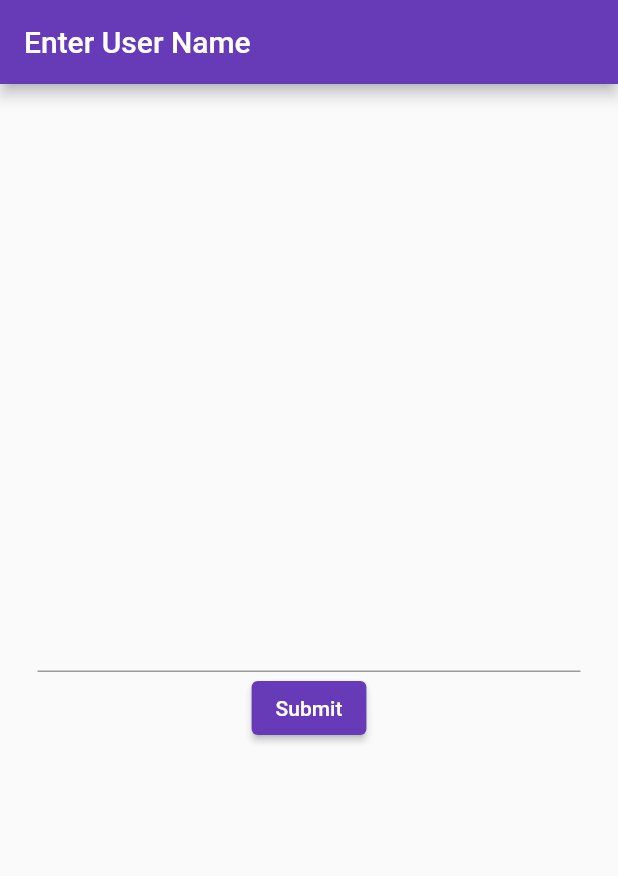
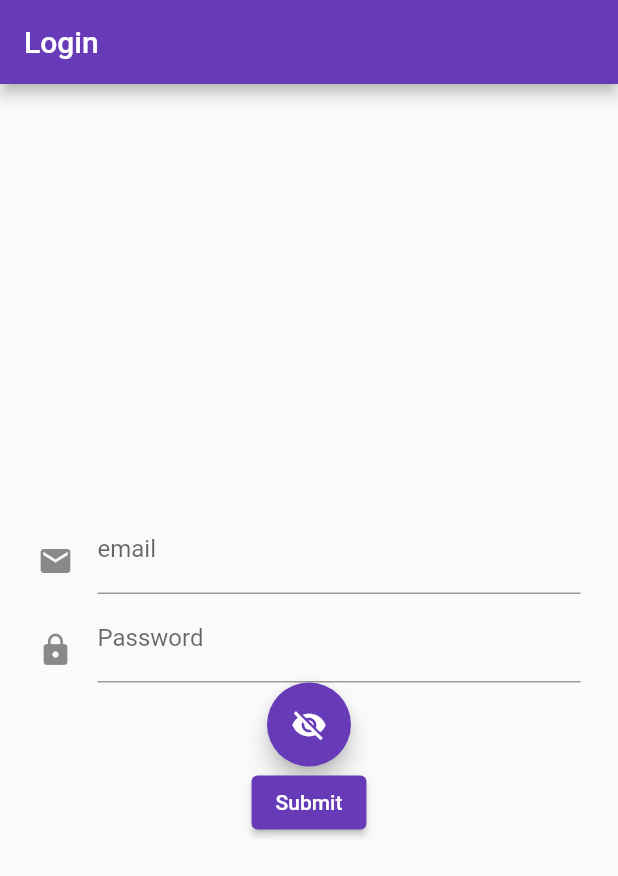
Before and after one commit to DimaSydorko/Flutter_NULP, a Flutter app: the screen it shows after launch, on a phone screen of 412 x 824 dp. Shown: the top 876 px of the screen. Run offline on Flutter 3.47's test engine with Material 2 defaults, Android fonts, the phone set to English and light mode, and no system bars.

Commit message:
Add email + password + Schedule list

```diff
--- a/lib/LoginPage.dart
+++ b/lib/LoginPage.dart
@@ -12,7 +12,8 @@ class SignInPage extends StatefulWidget {
 
 class _SignInPage extends State<SignInPage> {
   late TextEditingController _controller;
-  String _userName = '';
+  String _email = '';
+  String _password = '';
 
   @override
   void initState() {
@@ -26,54 +27,71 @@ class _SignInPage extends State<SignInPage> {
     super.dispose();
   }
 
+  // Initially password is obscure
+  bool _obscureText = true;
+
+  // Toggles the password show status
+  void _toggle() {
+    setState(() {
+      _obscureText = !_obscureText;
+    });
+  }
+
   @override
   Widget build(BuildContext context) {
     return Scaffold(
       appBar: AppBar(
-          title: Text('Enter User Name'),
+        title: const Text('Login'),
       ),
-
       body: Container(
-            padding: EdgeInsets.all(25),
+        padding: const EdgeInsets.all(25),
         child: Column(
           mainAxisAlignment: MainAxisAlignment.center,
           children: [
             Text(widget.userName),
             TextField(
+              decoration: const InputDecoration(
+                labelText: 'email',
+                icon: Padding(
+                    padding: EdgeInsets.only(top: 15.0),
+                    child: Icon(Icons.email)),
+              ),
               controller: _controller,
               onChanged: (String value) {
-                _userName = value;
-              },
-              onSubmitted: (String value) async {
-                await showDialog<void>(
-                  context: context,
-                  builder: (BuildContext context) {
-                    return AlertDialog(
-                      title: const Text('Thanks!'),
-                      content: Text(
-                          'You typed "$value", which has (${_userName}) length ${value
-                              .characters.length}.'),
-                      actions: <Widget>[
-                        TextButton(
-                          onPressed: () {
-                            Navigator.pop(context);
-                          },
-                          child: const Text('OK'),
-                        ),
-                      ],
-                    );
-                  },
-                );
+                _email = value;
               },
             ),
+            TextFormField(
+              decoration: const InputDecoration(
+                  labelText: 'Password',
+                  icon: Padding(
+                    padding: EdgeInsets.only(top: 15.0),
+                    child: Icon(Icons.lock),
+                  )),
+              onChanged: (String value) {
+                _password = value;
+              },
+              obscureText: _obscureText,
+            ),
+            FloatingActionButton(
+                onPressed: _toggle,
+                child: Icon(
+                    _obscureText ? Icons.visibility_off : Icons.visibility)),
             ElevatedButton(
-                onPressed: () => {
+                onPressed: () => _password != ''
+                    ? {
                         Navigator.push(
                           context,
-                    MaterialPageRoute(builder: (context) => MyHomePage(userName: _userName)
-                ),
-            )},
-            child: Text('Submit'))],
+                          MaterialPageRoute(
+                              builder: (context) => HomePage(email: _email)),
+                        )
+                      }
+                    : null,
+                child: const Text('Submit'),
+                style: TextButton.styleFrom(
+                    backgroundColor:
+                        _password != '' ? Colors.deepPurple : Colors.deepPurple))
+          ],
         ),
       ),
     );
```
Also changed, not shown: lib/DayPage.dart (added, +28 -0 lines), lib/HomePage.dart (+48 -16 lines), lib/Utils/objects.dart (added, +19 -0 lines). Lines whose indentation alone changed are shown as unchanged.
